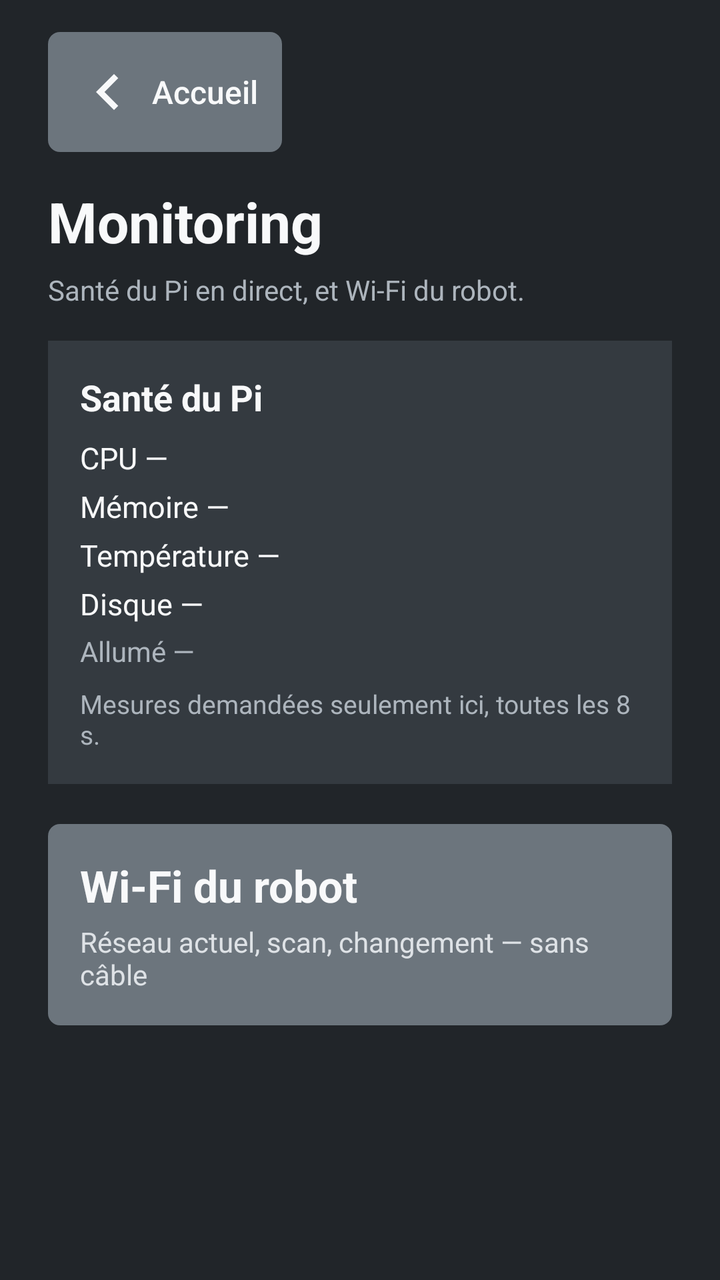
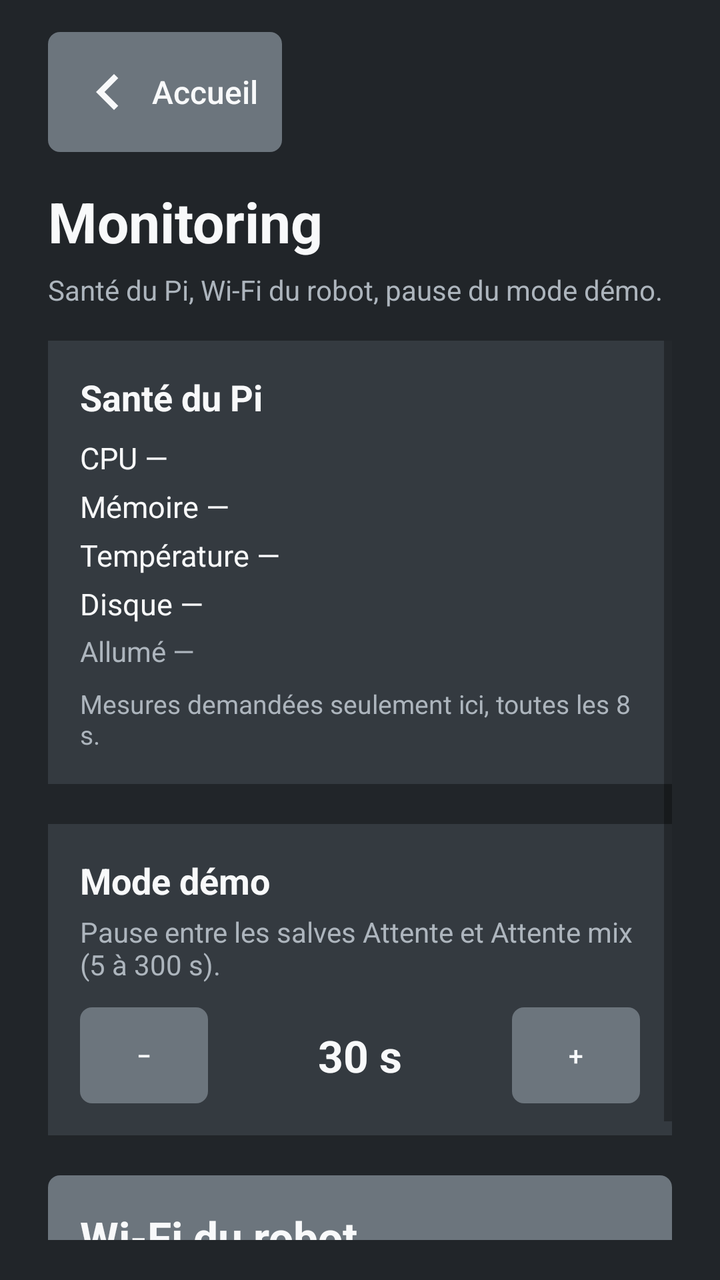

The first picture is an Android layout as it rendered before a commit; the second is the same layout after the commit. The layout source and the unified diff follow.
<!-- AndroidManifest.xml: application theme AppTheme -->
<!-- res/layout/screen_settings.xml -->
<?xml version="1.0" encoding="utf-8"?>
<LinearLayout xmlns:android="http://schemas.android.com/apk/res/android"
    android:layout_width="match_parent"
    android:layout_height="match_parent"
    android:background="@color/bs_dark"
    android:orientation="vertical"
    android:paddingStart="24dp"
    android:paddingEnd="24dp"
    android:paddingTop="16dp"
    android:paddingBottom="20dp">

    <Button
        android:id="@+id/btn_back_home"
        style="@style/Bdx.Btn.Back"
        android:layout_width="wrap_content"
        android:layout_height="wrap_content" />

    <TextView
        android:layout_width="wrap_content"
        android:layout_height="wrap_content"
        android:layout_marginTop="16dp"
        android:text="Monitoring"
        android:textColor="@color/bs_light"
        android:textSize="28sp"
        android:textStyle="bold" />

    <TextView
        android:layout_width="match_parent"
        android:layout_height="wrap_content"
        android:layout_marginTop="6dp"
        android:text="Santé du Pi en direct, et Wi‑Fi du robot."
        android:textColor="@color/bs_muted"
        android:textSize="14sp" />

    <LinearLayout
        android:layout_width="match_parent"
        android:layout_height="wrap_content"
        android:layout_marginTop="16dp"
        android:background="@color/bs_dark_2"
        android:orientation="vertical"
        android:padding="16dp">

        <TextView
            android:layout_width="wrap_content"
            android:layout_height="wrap_content"
            android:text="Santé du Pi"
            android:textColor="@color/bs_light"
            android:textSize="18sp"
            android:textStyle="bold" />

        <TextView
            android:id="@+id/sys_cpu"
            android:layout_width="match_parent"
            android:layout_height="wrap_content"
            android:layout_marginTop="8dp"
            android:text="CPU —"
            android:textColor="@color/bs_light"
            android:textSize="15sp" />

        <TextView
            android:id="@+id/sys_mem"
            android:layout_width="match_parent"
            android:layout_height="wrap_content"
            android:layout_marginTop="4dp"
            android:text="Mémoire —"
            android:textColor="@color/bs_light"
            android:textSize="15sp" />

        <TextView
            android:id="@+id/sys_temp"
            android:layout_width="match_parent"
            android:layout_height="wrap_content"
            android:layout_marginTop="4dp"
            android:text="Température —"
            android:textColor="@color/bs_light"
            android:textSize="15sp" />

        <TextView
            android:id="@+id/sys_disk"
            android:layout_width="match_parent"
            android:layout_height="wrap_content"
            android:layout_marginTop="4dp"
            android:text="Disque —"
            android:textColor="@color/bs_light"
            android:textSize="15sp" />

        <TextView
            android:id="@+id/sys_up"
            android:layout_width="match_parent"
            android:layout_height="wrap_content"
            android:layout_marginTop="4dp"
            android:text="Allumé —"
            android:textColor="@color/bs_muted"
            android:textSize="14sp" />

        <TextView
            android:id="@+id/sys_hint"
            android:layout_width="match_parent"
            android:layout_height="wrap_content"
            android:layout_marginTop="8dp"
            android:text="Mesures demandées seulement ici, toutes les 8 s."
            android:textColor="@color/bs_muted"
            android:textSize="13sp" />
    </LinearLayout>

    <LinearLayout
        android:id="@+id/settings_wifi"
        android:layout_width="match_parent"
        android:layout_height="wrap_content"
        android:layout_marginTop="20dp"
        android:background="@drawable/btn_flat_gray"
        android:clickable="true"
        android:focusable="true"
        android:gravity="center_vertical"
        android:orientation="vertical"
        android:padding="16dp">

        <TextView
            android:layout_width="wrap_content"
            android:layout_height="wrap_content"
            android:text="Wi‑Fi du robot"
            android:textColor="@color/bs_light"
            android:textSize="22sp"
            android:textStyle="bold" />

        <TextView
            android:layout_width="match_parent"
            android:layout_height="wrap_content"
            android:layout_marginTop="4dp"
            android:text="Réseau actuel, scan, changement — sans câble"
            android:textColor="#DEE2E6"
            android:textSize="14sp" />
    </LinearLayout>
</LinearLayout>
<!-- resources referenced by this layout -->
<resources>
  <color name="bs_dark">#212529</color>
  <color name="bs_dark_2">#343A40</color>
  <color name="bs_light">#F8F9FA</color>
  <color name="bs_muted">#ADB5BD</color>
  <!-- drawable btn_flat_gray (drawable) -->
  <?xml version="1.0" encoding="utf-8"?>
  <selector xmlns:android="http://schemas.android.com/apk/res/android">
      <item android:state_pressed="true">
          <shape android:shape="rectangle">
              <solid android:color="@color/bs_gray_press" />
              <corners android:radius="6dp" />
          </shape>
      </item>
      <item>
          <shape android:shape="rectangle">
              <solid android:color="@color/bs_gray" />
              <corners android:radius="6dp" />
          </shape>
      </item>
  </selector>
  <style name="Bdx.Btn.Back" parent="Bdx.Btn">
          <item name="android:background">@drawable/btn_flat_gray</item>
          <item name="android:drawableStart">@drawable/ic_arrow_back</item>
          <item name="android:drawablePadding">4dp</item>
          <item name="android:text">Accueil</item>
          <item name="android:textSize">16sp</item>
          <item name="android:minHeight">52dp</item>
          <item name="android:paddingStart">8dp</item>
          <item name="android:paddingEnd">16dp</item>
      </style>
  <style name="AppTheme" parent="Theme.AppCompat.Light.DarkActionBar">
          <item name="colorPrimary">@color/colorPrimary</item>
          <item name="colorPrimaryDark">@color/colorPrimaryDark</item>
          <item name="colorAccent">@color/colorAccent</item>
      </style>
  <color name="bs_gray_press">#5C636A</color>
  <color name="bs_gray">#6C757D</color>
  <style name="Bdx.Btn" parent="Widget.AppCompat.Button.Borderless">
          <item name="android:stateListAnimator">@null</item>
          <item name="android:elevation">0dp</item>
          <item name="android:textAllCaps">false</item>
          <item name="android:fontFamily">sans-serif-medium</item>
          <item name="android:textColor">@color/bs_light</item>
          <item name="android:padding">12dp</item>
          <item name="android:minHeight">48dp</item>
      </style>
  <!-- drawable ic_arrow_back (drawable) -->
  <?xml version="1.0" encoding="utf-8"?>
  <vector xmlns:android="http://schemas.android.com/apk/res/android"
      android:width="36dp"
      android:height="36dp"
      android:viewportWidth="24"
      android:viewportHeight="24">
      <path
          android:fillColor="#F8F9FA"
          android:pathData="M15.41,7.41L14,6l-6,6 6,6 1.41,-1.41L10.83,12z" />
  </vector>
  <color name="colorPrimary">#0D6EFD</color>
  <color name="colorPrimaryDark">#212529</color>
  <color name="colorAccent">#0DCAF0</color>
</resources>

<!-- the commit's change to res/layout/screen_settings.xml (unified diff, before → after) -->
@@ -28,107 +28,182 @@
         android:layout_width="match_parent"
         android:layout_height="wrap_content"
         android:layout_marginTop="6dp"
-        android:text="Santé du Pi en direct, et Wi‑Fi du robot."
+        android:text="Santé du Pi, Wi‑Fi du robot, pause du mode démo."
         android:textColor="@color/bs_muted"
         android:textSize="14sp" />
 
-    <LinearLayout
+    <ScrollView
         android:layout_width="match_parent"
-        android:layout_height="wrap_content"
+        android:layout_height="0dp"
         android:layout_marginTop="16dp"
-        android:background="@color/bs_dark_2"
-        android:orientation="vertical"
-        android:padding="16dp">
-
-        <TextView
-            android:layout_width="wrap_content"
-            android:layout_height="wrap_content"
-            android:text="Santé du Pi"
-            android:textColor="@color/bs_light"
-            android:textSize="18sp"
-            android:textStyle="bold" />
-
-        <TextView
-            android:id="@+id/sys_cpu"
+        android:layout_weight="1"
+        android:fillViewport="true">
+
+        <LinearLayout
             android:layout_width="match_parent"
             android:layout_height="wrap_content"
-            android:layout_marginTop="8dp"
-            android:text="CPU —"
-            android:textColor="@color/bs_light"
-            android:textSize="15sp" />
-
-        <TextView
-            android:id="@+id/sys_mem"
-            android:layout_width="match_parent"
-            android:layout_height="wrap_content"
-            android:layout_marginTop="4dp"
-            android:text="Mémoire —"
-            android:textColor="@color/bs_light"
-            android:textSize="15sp" />
-
-        <TextView
-            android:id="@+id/sys_temp"
-            android:layout_width="match_parent"
-            android:layout_height="wrap_content"
-            android:layout_marginTop="4dp"
-            android:text="Température —"
-            android:textColor="@color/bs_light"
-            android:textSize="15sp" />
-
-        <TextView
-            android:id="@+id/sys_disk"
-            android:layout_width="match_parent"
-            android:layout_height="wrap_content"
-            android:layout_marginTop="4dp"
-            android:text="Disque —"
-            android:textColor="@color/bs_light"
-            android:textSize="15sp" />
-
-        <TextView
-            android:id="@+id/sys_up"
-            android:layout_width="match_parent"
-            android:layout_height="wrap_content"
-            android:layout_marginTop="4dp"
-            android:text="Allumé —"
-            android:textColor="@color/bs_muted"
-            android:textSize="14sp" />
-
-        <TextView
-            android:id="@+id/sys_hint"
-            android:layout_width="match_parent"
-            android:layout_height="wrap_content"
-            android:layout_marginTop="8dp"
-            android:text="Mesures demandées seulement ici, toutes les 8 s."
-            android:textColor="@color/bs_muted"
-            android:textSize="13sp" />
-    </LinearLayout>
-
-    <LinearLayout
-        android:id="@+id/settings_wifi"
-        android:layout_width="match_parent"
-        android:layout_height="wrap_content"
-        android:layout_marginTop="20dp"
-        android:background="@drawable/btn_flat_gray"
-        android:clickable="true"
-        android:focusable="true"
-        android:gravity="center_vertical"
-        android:orientation="vertical"
-        android:padding="16dp">
-
-        <TextView
-            android:layout_width="wrap_content"
-            android:layout_height="wrap_content"
-            android:text="Wi‑Fi du robot"
-            android:textColor="@color/bs_light"
-            android:textSize="22sp"
-            android:textStyle="bold" />
-
-        <TextView
-            android:layout_width="match_parent"
-            android:layout_height="wrap_content"
-            android:layout_marginTop="4dp"
-            android:text="Réseau actuel, scan, changement — sans câble"
-            android:textColor="#DEE2E6"
-            android:textSize="14sp" />
-    </LinearLayout>
+            android:orientation="vertical">
+
+            <LinearLayout
+                android:layout_width="match_parent"
+                android:layout_height="wrap_content"
+                android:background="@color/bs_dark_2"
+                android:orientation="vertical"
+                android:padding="16dp">
+
+                <TextView
+                    android:layout_width="wrap_content"
+                    android:layout_height="wrap_content"
+                    android:text="Santé du Pi"
+                    android:textColor="@color/bs_light"
+                    android:textSize="18sp"
+                    android:textStyle="bold" />
+
+                <TextView
+                    android:id="@+id/sys_cpu"
+                    android:layout_width="match_parent"
+                    android:layout_height="wrap_content"
+                    android:layout_marginTop="8dp"
+                    android:text="CPU —"
+                    android:textColor="@color/bs_light"
+                    android:textSize="15sp" />
+
+                <TextView
+                    android:id="@+id/sys_mem"
+                    android:layout_width="match_parent"
+                    android:layout_height="wrap_content"
+                    android:layout_marginTop="4dp"
+                    android:text="Mémoire —"
+                    android:textColor="@color/bs_light"
+                    android:textSize="15sp" />
+
+                <TextView
+                    android:id="@+id/sys_temp"
+                    android:layout_width="match_parent"
+                    android:layout_height="wrap_content"
+                    android:layout_marginTop="4dp"
+                    android:text="Température —"
+                    android:textColor="@color/bs_light"
+                    android:textSize="15sp" />
+
+                <TextView
+                    android:id="@+id/sys_disk"
+                    android:layout_width="match_parent"
+                    android:layout_height="wrap_content"
+                    android:layout_marginTop="4dp"
+                    android:text="Disque —"
+                    android:textColor="@color/bs_light"
+                    android:textSize="15sp" />
+
+                <TextView
+                    android:id="@+id/sys_up"
+                    android:layout_width="match_parent"
+                    android:layout_height="wrap_content"
+                    android:layout_marginTop="4dp"
+                    android:text="Allumé —"
+                    android:textColor="@color/bs_muted"
+                    android:textSize="14sp" />
+
+                <TextView
+                    android:id="@+id/sys_hint"
+                    android:layout_width="match_parent"
+                    android:layout_height="wrap_content"
+                    android:layout_marginTop="8dp"
+                    android:text="Mesures demandées seulement ici, toutes les 8 s."
+                    android:textColor="@color/bs_muted"
+                    android:textSize="13sp" />
+            </LinearLayout>
+
+            <LinearLayout
+                android:layout_width="match_parent"
+                android:layout_height="wrap_content"
+                android:layout_marginTop="20dp"
+                android:background="@color/bs_dark_2"
+                android:orientation="vertical"
+                android:padding="16dp">
+
+                <TextView
+                    android:layout_width="wrap_content"
+                    android:layout_height="wrap_content"
+                    android:text="Mode démo"
+                    android:textColor="@color/bs_light"
+                    android:textSize="18sp"
+                    android:textStyle="bold" />
+
+                <TextView
+                    android:layout_width="match_parent"
+                    android:layout_height="wrap_content"
+                    android:layout_marginTop="4dp"
+                    android:text="Pause entre les salves Attente et Attente mix (5 à 300 s)."
+                    android:textColor="@color/bs_muted"
+                    android:textSize="14sp" />
+
+                <LinearLayout
+                    android:layout_width="match_parent"
+                    android:layout_height="wrap_content"
+                    android:layout_marginTop="12dp"
+                    android:gravity="center_vertical"
+                    android:orientation="horizontal">
+
+                    <Button
+                        android:id="@+id/demo_wait_minus"
+                        style="@style/Bdx.Btn.Pad"
+                        android:layout_width="wrap_content"
+                        android:layout_height="wrap_content"
+                        android:background="@drawable/btn_flat_gray"
+                        android:minWidth="64dp"
+                        android:text="−" />
+
+                    <TextView
+                        android:id="@+id/demo_wait_value"
+                        android:layout_width="0dp"
+                        android:layout_height="wrap_content"
+                        android:layout_weight="1"
+                        android:gravity="center"
+                        android:text="30 s"
+                        android:textColor="@color/bs_light"
+                        android:textSize="22sp"
+                        android:textStyle="bold" />
+
+                    <Button
+                        android:id="@+id/demo_wait_plus"
+                        style="@style/Bdx.Btn.Pad"
+                        android:layout_width="wrap_content"
+                        android:layout_height="wrap_content"
+                        android:background="@drawable/btn_flat_gray"
+                        android:minWidth="64dp"
+                        android:text="+" />
+                </LinearLayout>
+            </LinearLayout>
+
+            <LinearLayout
+                android:id="@+id/settings_wifi"
+                android:layout_width="match_parent"
+                android:layout_height="wrap_content"
+                android:layout_marginTop="20dp"
+                android:background="@drawable/btn_flat_gray"
+                android:clickable="true"
+                android:focusable="true"
+                android:gravity="center_vertical"
+                android:orientation="vertical"
+                android:padding="16dp">
+
+                <TextView
+                    android:layout_width="wrap_content"
+                    android:layout_height="wrap_content"
+                    android:text="Wi‑Fi du robot"
+                    android:textColor="@color/bs_light"
+                    android:textSize="22sp"
+                    android:textStyle="bold" />
+
+                <TextView
+                    android:layout_width="match_parent"
+                    android:layout_height="wrap_content"
+                    android:layout_marginTop="4dp"
+                    android:text="Réseau actuel, scan, changement — sans câble"
+                    android:textColor="#DEE2E6"
+                    android:textSize="14sp" />
+            </LinearLayout>
+        </LinearLayout>
+    </ScrollView>
 </LinearLayout>
<!-- resource entries referenced after the edit -->
@@ -29,6 +29,12 @@
           <item name="android:minHeight">52dp</item>
           <item name="android:paddingStart">8dp</item>
           <item name="android:paddingEnd">16dp</item>
+      </style>
+  <style name="Bdx.Btn.Pad" parent="Bdx.Btn">
+          <item name="android:minWidth">72dp</item>
+          <item name="android:minHeight">48dp</item>
+          <item name="android:textSize">13sp</item>
+          <item name="android:padding">8dp</item>
       </style>
   <style name="AppTheme" parent="Theme.AppCompat.Light.DarkActionBar">
           <item name="colorPrimary">@color/colorPrimary</item>
